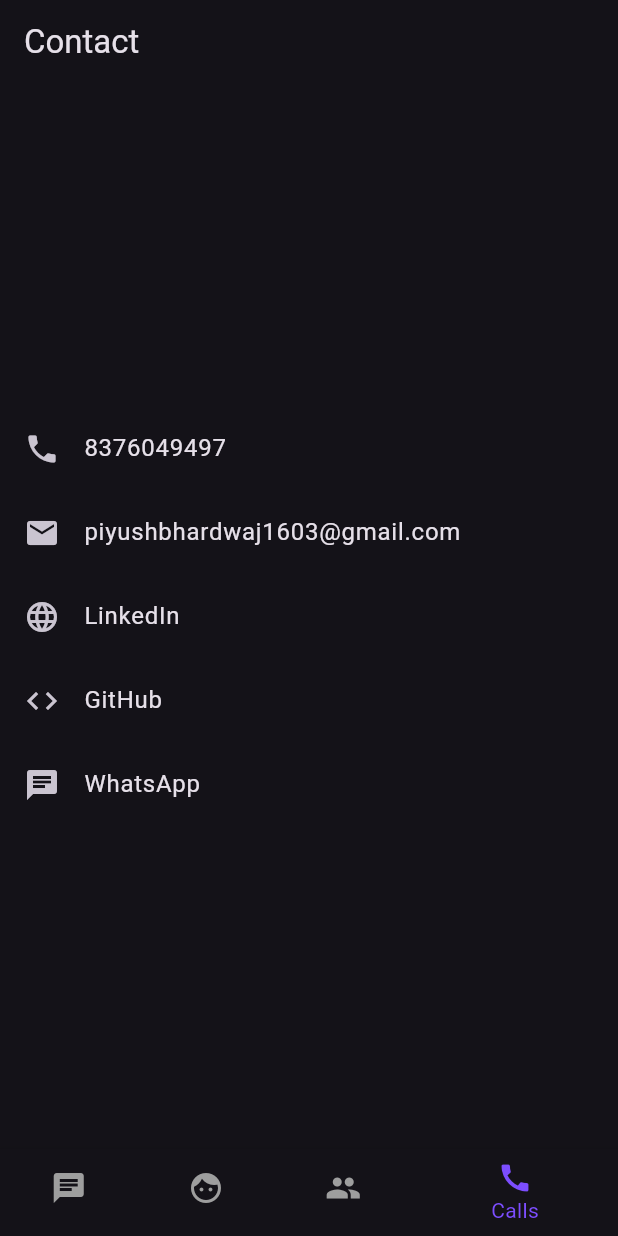
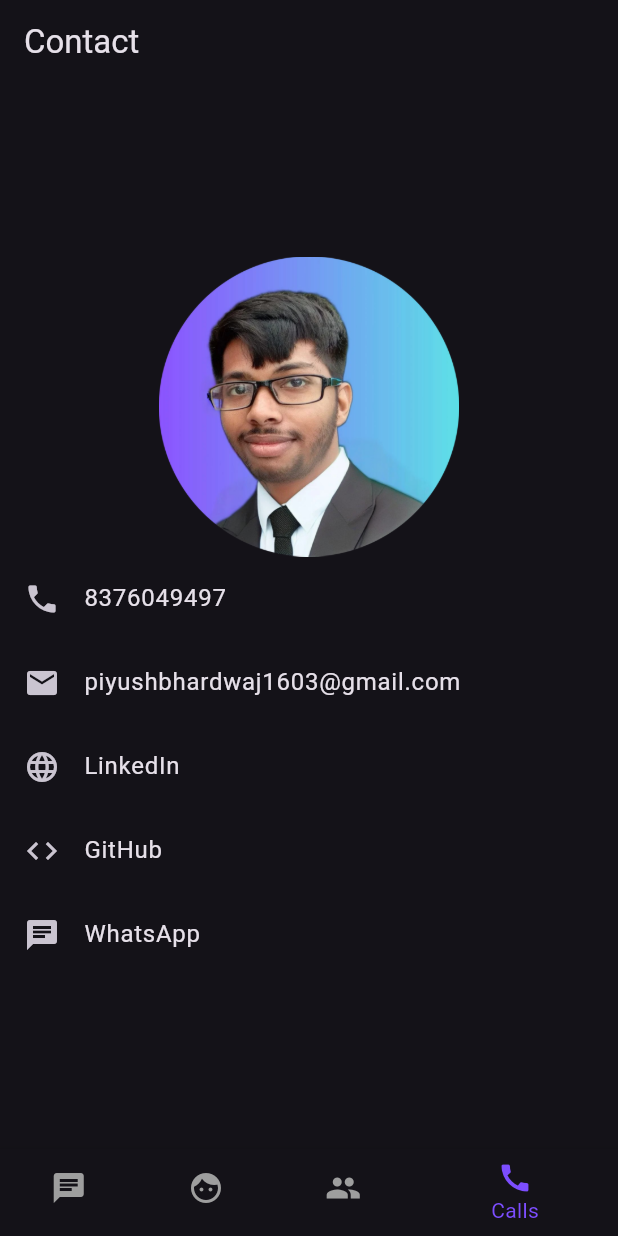
Before and after one commit to Piyu-Pika/web-portfolio, a Flutter app: the screen it shows after launch, item 4 of the bottom bar chosen, on a phone screen of 412 x 824 dp. Run offline on Flutter 3.47's test engine with Material 3 defaults, Android fonts, the phone set to English and light mode, and no system bars.

Commit message:
Update 2

```diff
--- a/assets/data/projects.json
+++ b/assets/data/projects.json
@@ -8,7 +8,7 @@
     {
       "projectItem": "MY AI",
       "image": "MY AI.png",
-      "content": "An ai assistense",
+      "content": "This is an assistant which use the Google Gemini API for the back end and provide you the latest information from the Internet.Text from future updates I am planning to intigrated a  Voice Assistant to this",
       "link": "https://github.com/Piyu-Pika/my_ai"
     },
     {
--- a/lib/Screens/contact.dart
+++ b/lib/Screens/contact.dart
@@ -28,6 +28,11 @@ class CallsScreen extends StatelessWidget {
         child: Column(
           mainAxisAlignment: MainAxisAlignment.center,
           children: [
+            SizedBox(
+              height: 200,
+              width: 200,
+              child: Image.asset("assets/images/profile.png"),
+            ),
             ListTile(
               leading: const Icon(Icons.phone),
               title: Text(contactNumber),
--- a/lib/Screens/potfolio.dart
+++ b/lib/Screens/potfolio.dart
@@ -127,7 +127,7 @@ class ChatItemWidget extends StatelessWidget {
           if (ProjectItem.count != null)
             CircleAvatar(
               radius: 10,
-              backgroundColor: Colors.green,
+              backgroundColor: Colors.deepPurpleAccent,
               child: Text(
                 ProjectItem.count.toString(),
                 style: const TextStyle(
```
